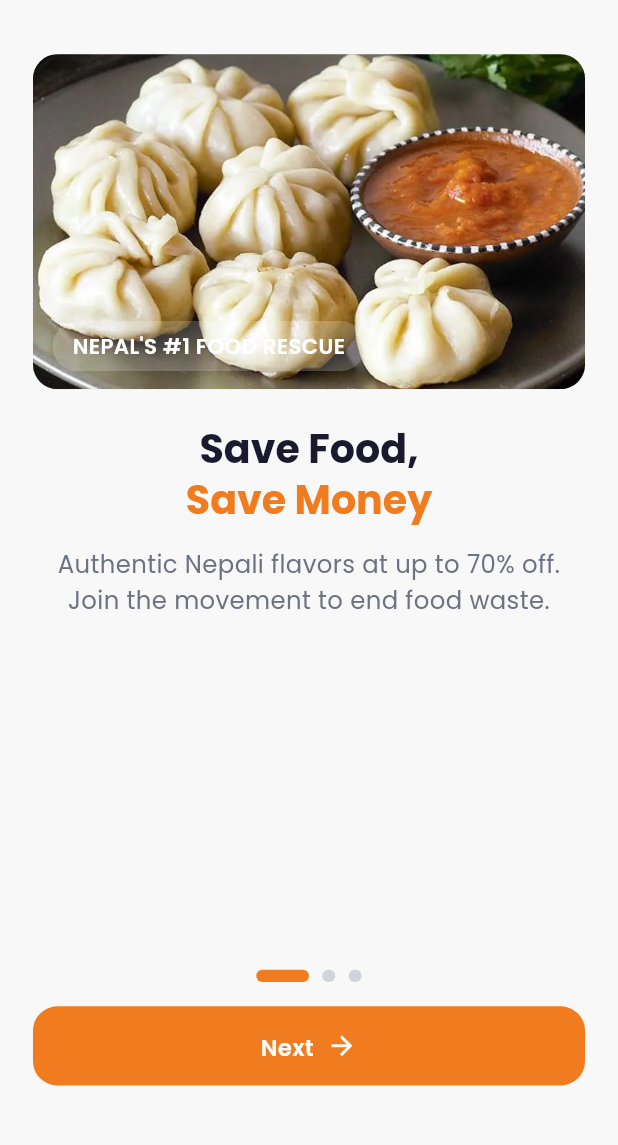
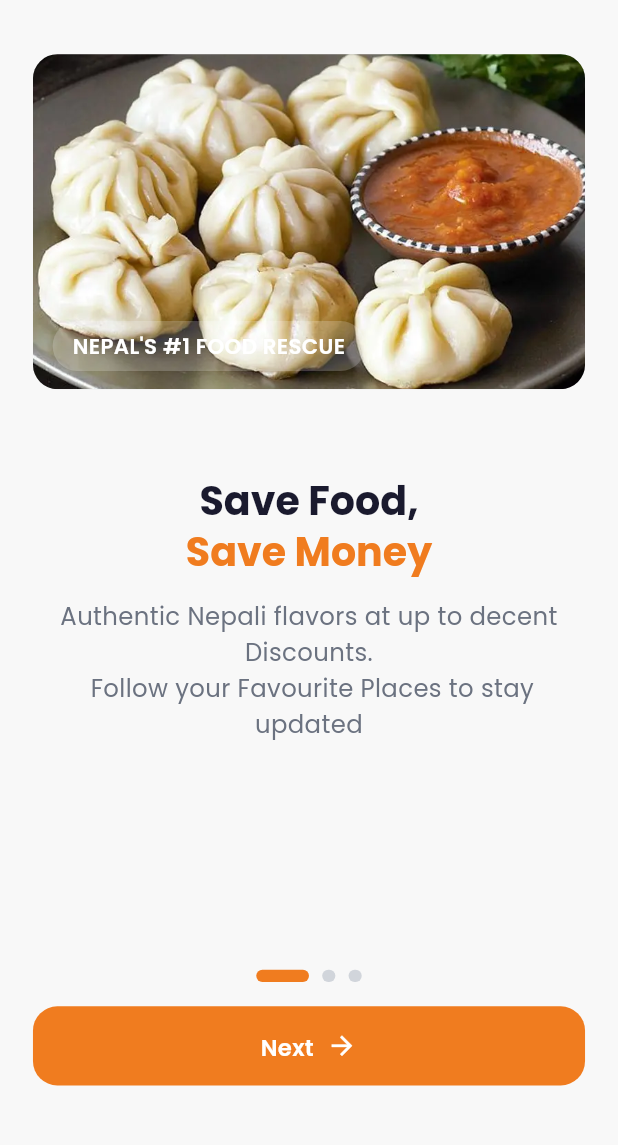
Before and after one commit to Amit-Bajracharya/Mitho_deals, a Flutter app: the screen it shows after launch, on a phone screen of 412 x 824 dp, the part 84-1229 px from its top. Run offline on Flutter 3.47's test engine with Material 3 defaults, Android fonts, the phone set to English and light mode, and no system bars; our stand-ins replace flutter_bloc, flutter_screenutil, go_router, google_fonts, shared_preferences.

Commit message:
added some feature

```diff
--- a/lib/feature/introduction_screen/data/repositories/introduction_repository_impl.dart
+++ b/lib/feature/introduction_screen/data/repositories/introduction_repository_impl.dart
@@ -15,7 +15,7 @@ class IntroductionRepositoryImpl implements IntroductionRepository {
       IntroductionPageModel(
         title: "Save Food,",
         highlight: "Save Money",
-        description: "Authentic Nepali flavors at up to 70% off. Join the movement to end food waste.",
+        description: "Authentic Nepali flavors at up to decent Discounts.\n Follow your Favourite Places to stay updated",
         imagePath: "assets/images/momo.webp",
         badge: "NEPAL'S #1 FOOD RESCUE",
         showLogo: true,
--- a/lib/feature/introduction_screen/presentation/widgets/introduction_page_content.dart
+++ b/lib/feature/introduction_screen/presentation/widgets/introduction_page_content.dart
@@ -27,7 +27,7 @@ class IntroductionPageContent extends StatelessWidget {
           // Image Container
           _buildImageContainer(),
 
-          SizedBox(height: 24.h),
+          SizedBox(height: 58.h),
 
           // Title
           _buildTitle(context),
```
